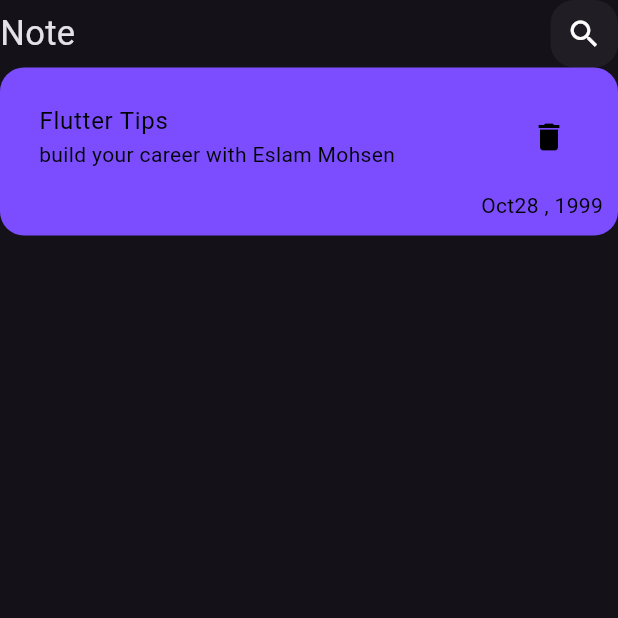
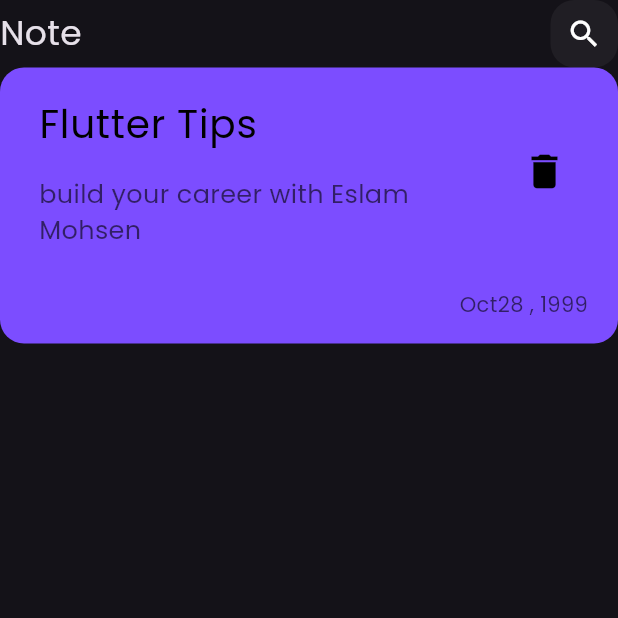
Before and after one commit to EslamMohsen110/noteapp, a Flutter app: the screen it shows after launch, on a phone screen of 412 x 824 dp, the top half of it. Run offline on Flutter 3.47's test engine with Material 3 defaults, Android fonts, the phone set to English and light mode, and no system bars.

Commit message:
I finished ui item note.

```diff
--- a/lib/main.dart
+++ b/lib/main.dart
@@ -11,7 +11,10 @@ class MyApp extends StatelessWidget {
   @override
   Widget build(BuildContext context) {
     return MaterialApp(
-      theme: ThemeData.dark(),
+      theme: ThemeData(
+        brightness: Brightness.dark,
+        fontFamily: 'Poppins',
+      ),
       home: NotesViews(),
     );
   }
--- a/lib/views/widgets/note_item.dart
+++ b/lib/views/widgets/note_item.dart
@@ -17,20 +17,30 @@ class NoteItem extends StatelessWidget {
           ListTile(
             title: Text(
               'Flutter Tips',
-              style: TextStyle(color: Colors.black),
+              style: TextStyle(color: Colors.black, fontSize: 26),
             ),
-            subtitle: Text(
-              'build your career with Eslam Mohsen',
-              style: TextStyle(color: Colors.black),
+            subtitle: Padding(
+              padding: const EdgeInsets.only(top: 15),
+              child: Text(
+                'build your career with Eslam Mohsen',
+                style: TextStyle(
+                    color: Colors.black.withOpacity(0.6), fontSize: 17),
+              ),
             ),
             trailing: Icon(
               Icons.delete,
               color: Colors.black,
+              size: 30,
             ),
           ),
-          Text(
-            'Oct28 , 1999',
-            style: TextStyle(color: Colors.black),
+          Padding(
+            padding: const EdgeInsets.only(bottom: 6, right: 10, top: 20),
+            child: Text(
+              'Oct28 , 1999',
+              style: TextStyle(
+                color: Colors.black.withOpacity(0.6),
+              ),
+            ),
           ),
         ],
       ),
```
Also changed, not shown: pubspec.yaml (+4 -4 lines), assets/fonts/Poppins-Regular.ttf (added).
